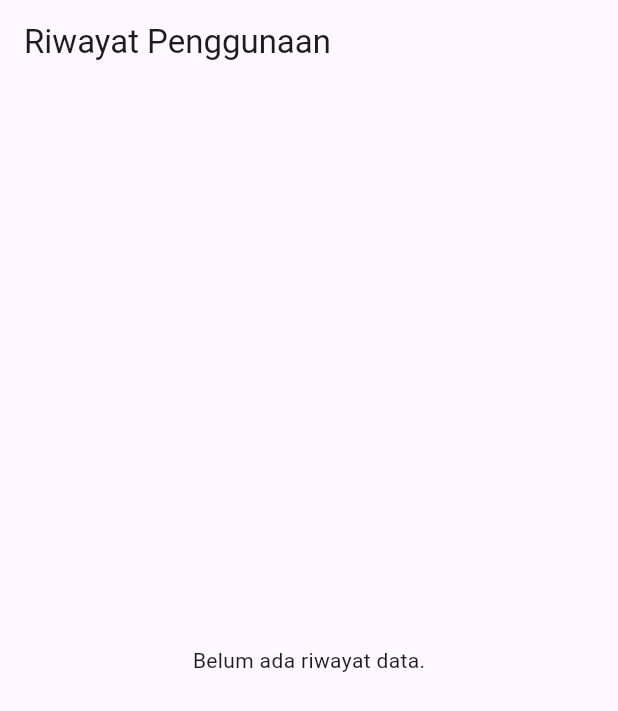
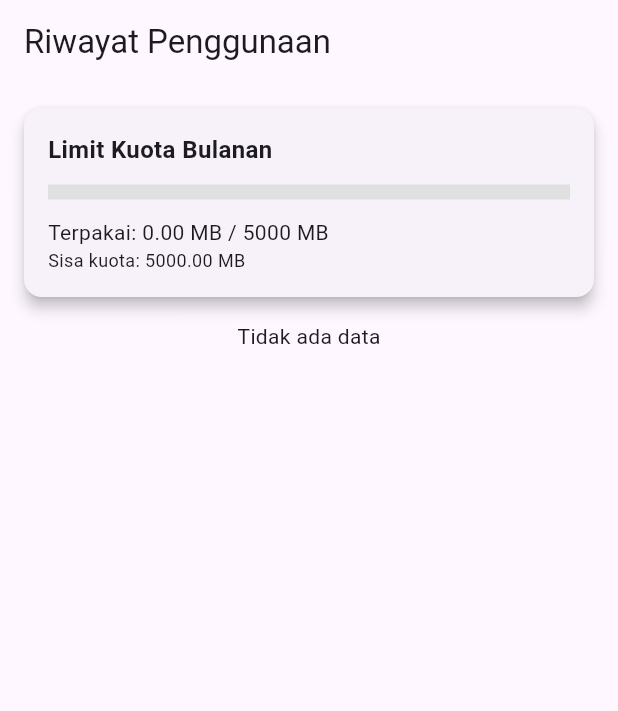
Before and after one commit to adinda-putri144/limit_kuota-main, a Flutter app: the screen it shows after launch, on a phone screen of 412 x 824 dp. Shown: the top 711 px of the screen. Run offline on Flutter 3.47's test engine with Material 3 defaults, Android fonts, the phone set to English and light mode, and no system bars; our stand-ins replace fl_chart, shared_preferences, sqflite; missing offline and left inert: android_intent_plus; accounts and stored records are empty.

Commit message:
mahes dan dinda

```diff
--- a/lib/src/features/monitoring/history_page.dart
+++ b/lib/src/features/monitoring/history_page.dart
@@ -2,6 +2,9 @@ import 'package:flutter/material.dart';
 import 'package:limit_kuota/src/core/data/database_helper.dart';
 import 'models/data_usage_model.dart';
 import 'widgets/data_usage_chart.dart';
+import 'widgets/data_limit_card.dart';
+import 'limit_page.dart';
+import 'package:shared_preferences/shared_preferences.dart';
 
 class HistoryPage extends StatefulWidget {
   const HistoryPage({super.key});
@@ -19,12 +22,14 @@ class _HistoryPageState extends State<HistoryPage> {
     _historyList = DatabaseHelper.instance.getHistory();
   }
 
+  Future<double> _getLimit() async {
+    final prefs = await SharedPreferences.getInstance();
+    return prefs.getDouble('monthly_limit_mb') ?? 5000;
+  }
+
   String _formatBytes(int bytes) {
-    if (bytes <= 0) return "0.00 MB";
     double mb = bytes / (1024 * 1024);
-    if (mb > 1024) {
-      return "${(mb / 1024).toStringAsFixed(2)} GB";
-    }
+    if (mb > 1024) return "${(mb / 1024).toStringAsFixed(2)} GB";
     return "${mb.toStringAsFixed(2)} MB";
   }
 
@@ -35,30 +40,25 @@ class _HistoryPageState extends State<HistoryPage> {
       body: FutureBuilder<List<Map<String, dynamic>>>(
         future: _historyList,
         builder: (context, snapshot) {
-          if (snapshot.connectionState == ConnectionState.waiting) {
+          if (!snapshot.hasData) {
             return const Center(child: CircularProgressIndicator());
-          }
-
-          if (snapshot.hasError) {
-            return Center(child: Text("Error: ${snapshot.error}"));
-          }
-
-          if (!snapshot.hasData || snapshot.data!.isEmpty) {
-            return const Center(child: Text("Belum ada riwayat data."));
           }
 
           final data = snapshot.data!;
 
-          // WAJIB diurutkan berdasarkan tanggal
           data.sort((a, b) =>
-              DateTime.parse(a['date'])
-                  .compareTo(DateTime.parse(b['date'])));
+              DateTime.parse(a['date']).compareTo(DateTime.parse(b['date'])));
 
-          // Ambil 7 hari terakhir yang BENAR
+          double totalMonthMb = 0;
+          for (var item in data) {
+            final totalBytes =
+                (item['wifi'] as int) + (item['mobile'] as int);
+            totalMonthMb += totalBytes / (1024 * 1024);
+          }
+
           final last7Days =
               data.reversed.take(7).toList().reversed.toList();
 
-          // Siapkan data untuk chart
           final chartData = last7Days.map((item) {
             final totalBytes =
                 (item['wifi'] as int) + (item['mobile'] as int);
@@ -76,6 +76,30 @@ class _HistoryPageState extends State<HistoryPage> {
             children: [
               const SizedBox(height: 16),
 
+              FutureBuilder<double>(
+                future: _getLimit(),
+                builder: (context, limitSnap) {
+                  if (!limitSnap.hasData) return const SizedBox();
+
+                  return GestureDetector(
+                    onTap: () async {
+                      await Navigator.push(
+                        context,
+                        MaterialPageRoute(
+                            builder: (_) => const LimitPage()),
+                      );
+                      setState(() {});
+                    },
+                    child: DataLimitCard(
+                      usedMb: totalMonthMb,
+                      limitMb: limitSnap.data!,
+                    ),
+                  );
+                },
+              ),
+
+              const SizedBox(height: 16),
+
               Padding(
                 padding: const EdgeInsets.symmetric(horizontal: 16),
                 child: DataUsageChart(data: chartData),
@@ -88,28 +112,19 @@ class _HistoryPageState extends State<HistoryPage> {
                   itemCount: data.length,
                   itemBuilder: (context, index) {
                     final item = data[index];
-
                     return Card(
                       margin: const EdgeInsets.symmetric(
                           horizontal: 10, vertical: 5),
                       child: ListTile(
-                        leading: const Icon(
-                          Icons.history,
-                          color: Colors.blue,
-                        ),
-                        title: Text(
-                          item['date'],
-                          style: const TextStyle(
-                              fontWeight: FontWeight.bold),
-                        ),
+                        leading: const Icon(Icons.history,
+                            color: Colors.blue),
+                        title: Text(item['date']),
                         subtitle: Row(
                           mainAxisAlignment:
                               MainAxisAlignment.spaceBetween,
                           children: [
-                            Text(
-                                "WiFi: ${_formatBytes(item['wifi'])}"),
-                            Text(
-                                "Mobile: ${_formatBytes(item['mobile'])}"),
+                            Text("WiFi: ${_formatBytes(item['wifi'])}"),
+                            Text("Mobile: ${_formatBytes(item['mobile'])}"),
                           ],
                         ),
                       ),
--- /dev/null
+++ b/lib/src/features/monitoring/widgets/data_limit_card.dart
@@ -0,0 +1,62 @@
+import 'package:flutter/material.dart';
+
+class DataLimitCard extends StatelessWidget {
+  final double usedMb;
+  final double limitMb;
+
+  const DataLimitCard({
+    super.key,
+    required this.usedMb,
+    required this.limitMb,
+  });
+
+  @override
+  Widget build(BuildContext context) {
+    final double percent =
+        (limitMb == 0 ? 0 : (usedMb / limitMb)).clamp(0.0, 1.0).toDouble();
+
+    final double remaining =
+        (limitMb - usedMb).clamp(0.0, limitMb).toDouble();
+
+    Color progressColor;
+    if (percent >= 0.8) {
+      progressColor = Colors.red;
+    } else if (percent >= 0.5) {
+      progressColor = Colors.orange;
+    } else {
+      progressColor = Colors.blue;
+    }
+
+    return Card(
+      margin: const EdgeInsets.symmetric(horizontal: 16),
+      elevation: 4,
+      child: Padding(
+        padding: const EdgeInsets.all(16),
+        child: Column(
+          crossAxisAlignment: CrossAxisAlignment.start,
+          children: [
+            const Text(
+              "Limit Kuota Bulanan",
+              style: TextStyle(fontSize: 16, fontWeight: FontWeight.bold),
+            ),
+            const SizedBox(height: 12),
+            LinearProgressIndicator(
+              value: percent,
+              minHeight: 10,
+              color: progressColor,
+              backgroundColor: Colors.grey.shade300,
+            ),
+            const SizedBox(height: 12),
+            Text(
+              "Terpakai: ${usedMb.toStringAsFixed(2)} MB / ${limitMb.toStringAsFixed(0)} MB",
+            ),
+            Text(
+              "Sisa kuota: ${remaining.toStringAsFixed(2)} MB",
+              style: const TextStyle(fontSize: 12),
+            ),
+          ],
+        ),
+      ),
+    );
+  }
+}
--- a/pubspec.yaml
+++ b/pubspec.yaml
@@ -41,6 +41,7 @@ dependencies:
   sqflite: ^2.3.0
   path: ^1.8.3
   android_intent_plus: ^6.0.0
+  shared_preferences: ^2.2.2
 
 dev_dependencies:
   flutter_test:
```
Also changed, not shown: lib/src/features/monitoring/limit_page.dart (added, +58 -0 lines), pubspec.lock.
